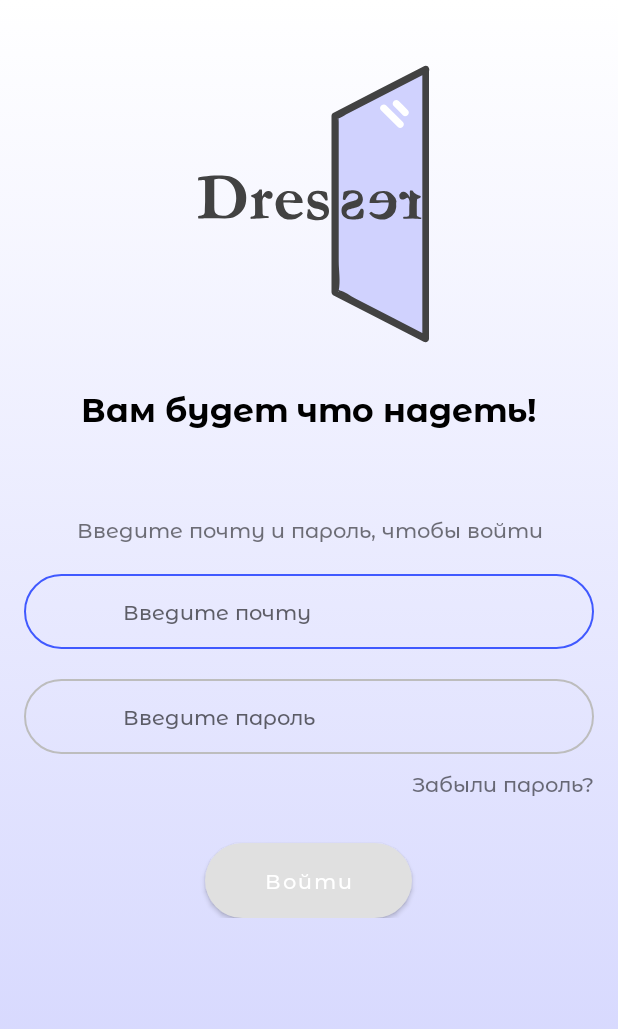
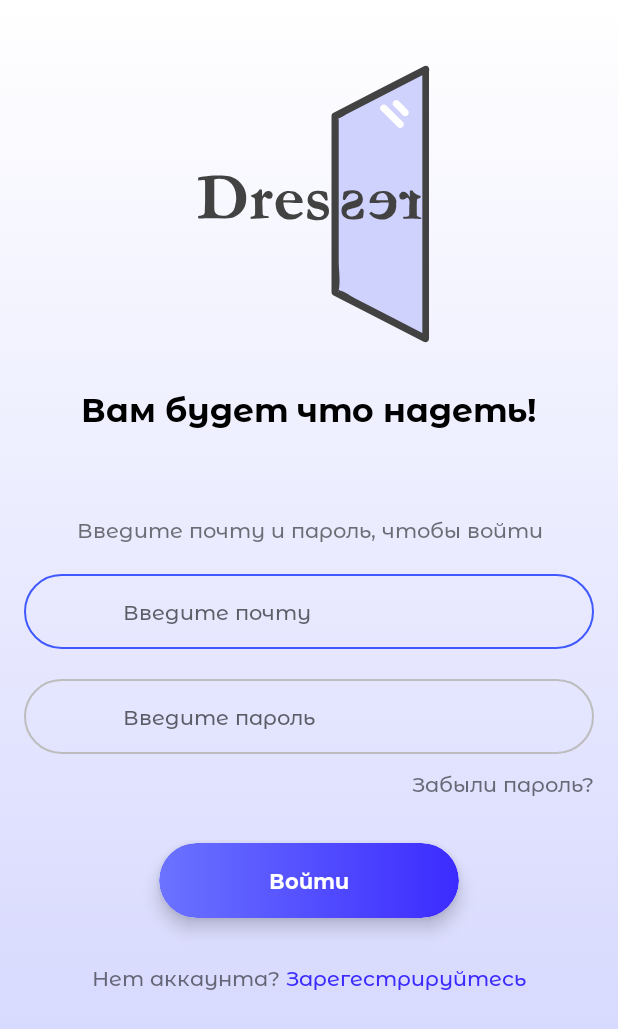
Before and after one commit to bpatapb88/vpohode, an Android app: the LoginActivity screen opened directly, with no data from a screen before it, on a phone screen of 412 x 824 dp. Shown: the top 1029 px of the screen. Run offline under Robolectric (Android 15) with nearby library versions, the phone set to English and light mode, and no system bars.

Commit message:
New design2

```diff
--- a/app/src/main/AndroidManifest.xml
+++ b/app/src/main/AndroidManifest.xml
@@ -32,11 +32,10 @@
             android:windowSoftInputMode="stateVisible|adjustPan"
             ></activity>
         <activity android:name=".screens.Wardrobe"></activity>
-        <activity android:name=".screens.LoginActivity"></activity>
+        <activity android:name=".screens.LoginActivity" android:windowSoftInputMode="stateVisible|adjustPan"></activity>
         <activity android:name=".screens.LooksActivity"></activity>
         <activity android:name="com.theartofdev.edmodo.cropper.CropImageActivity"
-            android:theme="@style/Base.Theme.AppCompat"/>
-
+            />
     </application>
 
 </manifest>
--- a/app/src/main/java/com/simon/vpohode/screens/LoginActivity.java
+++ b/app/src/main/java/com/simon/vpohode/screens/LoginActivity.java
@@ -3,7 +3,10 @@ package com.simon.vpohode.screens;
 import android.content.SharedPreferences;
 import android.graphics.drawable.AnimationDrawable;
 import android.os.Bundle;
+import android.view.View;
+import android.view.WindowManager;
 import android.widget.ImageView;
+import android.widget.Toast;
 
 import androidx.appcompat.app.AppCompatActivity;
 import androidx.preference.PreferenceManager;
@@ -30,6 +33,13 @@ public class LoginActivity extends AppCompatActivity {
         logo = findViewById(R.id.logo);
         logo.setBackgroundResource(R.drawable.animation);
         frameAnimation = (AnimationDrawable) logo.getBackground();
+
+        //hidden keyboard by default
+        getWindow().setSoftInputMode(WindowManager.LayoutParams.SOFT_INPUT_STATE_HIDDEN);
+    }
+
+    public void toastShow(View view){
+        Toast.makeText(view.getContext(), "Pressed", Toast.LENGTH_SHORT).show();
     }
 
     @Override
--- a/app/src/main/res/animator/card_view.xml
+++ b/app/src/main/res/animator/card_view.xml
@@ -2,12 +2,12 @@
 <selector xmlns:android="http://schemas.android.com/apk/res/android">
     <item android:state_enabled="true" android:state_pressed="true">
         <objectAnimator android:duration="@android:integer/config_shortAnimTime"
-            android:propertyName="translationZ" android:valueTo="10dp"
+            android:propertyName="translationZ" android:valueTo="0dp"
             android:valueType="floatType" />
     </item>
     <item android:state_enabled="true" android:state_pressed="false">
         <objectAnimator android:duration="@android:integer/config_shortAnimTime"
-            android:propertyName="translationZ" android:valueTo="0dp"
+            android:propertyName="translationZ" android:valueTo="5dp"
             android:valueType="floatType" />
     </item>
 </selector>
--- a/app/src/main/res/drawable/button.xml
+++ b/app/src/main/res/drawable/button.xml
@@ -1,10 +1,21 @@
 <?xml version="1.0" encoding="utf-8"?>
 <selector xmlns:android="http://schemas.android.com/apk/res/android" >
-
+    <item android:state_pressed="true">
+        <shape android:shape="rectangle"  >
+            <corners android:radius="25dp" />
+            <gradient android:startColor="#6B73FF" android:endColor="#3C2BFF"/>
+        </shape>
+    </item>
+    <item android:state_focused="true">
+        <shape android:shape="rectangle"  >
+            <corners android:radius="25dp" />
+            <gradient android:startColor="#6B73FF" android:endColor="#3C2BFF"/>
+        </shape>
+    </item>
     <item>
         <shape android:shape="rectangle"  >
             <corners android:radius="25dp" />
-            <solid android:color="#4059FF"/>
+            <gradient android:startColor="#6B73FF" android:endColor="#3C2BFF"/>
         </shape>
     </item>
 </selector>
--- a/app/src/main/res/layout/activity_login.xml
+++ b/app/src/main/res/layout/activity_login.xml
@@ -3,6 +3,7 @@
     android:layout_width="match_parent"
     android:layout_height="match_parent"
     xmlns:tools="http://schemas.android.com/tools"
+    xmlns:app="http://schemas.android.com/apk/res-auto"
     tools:context=".screens.LoginActivity">
     <RelativeLayout
         android:layout_width="match_parent"
@@ -54,11 +55,13 @@
                 android:layout_marginTop="20dp"
                 android:textColor="#4059FF"
                 android:textSize="14sp"
+                android:focusedByDefault="false"
                 android:layout_marginHorizontal="16dp"
                 android:background="@drawable/edit_text"
                 android:hint="Введите почту"
                 />
             <EditText
+                android:focusedByDefault="false"
                 android:layout_width="match_parent"
                 android:layout_height="50dp"
                 android:layout_marginTop="20dp"
@@ -80,16 +83,50 @@
                 android:layout_marginHorizontal="16dp"
                 android:layout_marginTop="10dp"
                 />
-            <Button
-                android:layout_marginTop="30dp"
+            <androidx.cardview.widget.CardView
                 android:layout_width="wrap_content"
                 android:layout_height="50dp"
+                android:layout_weight="1"
+                app:cardCornerRadius="25dp"
+                android:layout_marginTop="30dp"
+                android:clickable="true"
+                android:stateListAnimator="@animator/card_view"
                 android:layout_gravity="center_horizontal"
-                android:text="Войти"
-                android:background="@drawable/button"
-                android:textAllCaps="false"
-                android:paddingHorizontal="40dp"
-                />
+                >
+                <ImageView
+                    android:layout_width="200dp"
+                    android:layout_height="50dp"
+                    android:src="@drawable/button"
+                    />
+                <TextView
+                    android:layout_width="wrap_content"
+                    android:layout_height="wrap_content"
+                    android:text="Войти"
+                    android:layout_gravity="center"
+                    android:paddingHorizontal="40dp"
+                    android:fontFamily="@font/montserrat_alternates_bold"
+                    android:textColor="@android:color/white"
+                    />
+            </androidx.cardview.widget.CardView>
+            <LinearLayout
+                android:layout_width="match_parent"
+                android:layout_height="match_parent"
+                android:orientation="horizontal"
+                android:paddingVertical="30dp"
+                android:gravity="center_horizontal">
+                <TextView
+                    android:layout_width="wrap_content"
+                    android:layout_height="wrap_content"
+                    android:text="Нет аккаунта?"/>
+                <TextView
+                    android:layout_width="wrap_content"
+                    android:layout_height="wrap_content"
+                    android:textColor="#3C2BFF"
+                    android:onClick="toastShow"
+                    android:clickable="true"
+                    android:text=" Зарегестрируйтесь"/>
+            </LinearLayout>
+
         </LinearLayout>
 
         </ScrollView>
--- a/app/src/main/res/values/styles.xml
+++ b/app/src/main/res/values/styles.xml
@@ -37,6 +37,7 @@
         <item name="android:fontFamily">@font/montserrat_alternates_bold</item>
         <item name="textAllCaps">false</item>
         <item name="backgroundTint">?attr/colorPrimaryDark</item>
+        <item name="background">@drawable/button</item>
     </style>
     <style name="Widget.Shrine.Button.TextButton" parent="Widget.MaterialComponents.Button.TextButton">
         <item name="android:fontFamily">@font/montserrat_alternates_medium</item>
```
Also changed, not shown: app/src/main/res/layout/activity_main.xml (+12 -17 lines), 2 other files.
